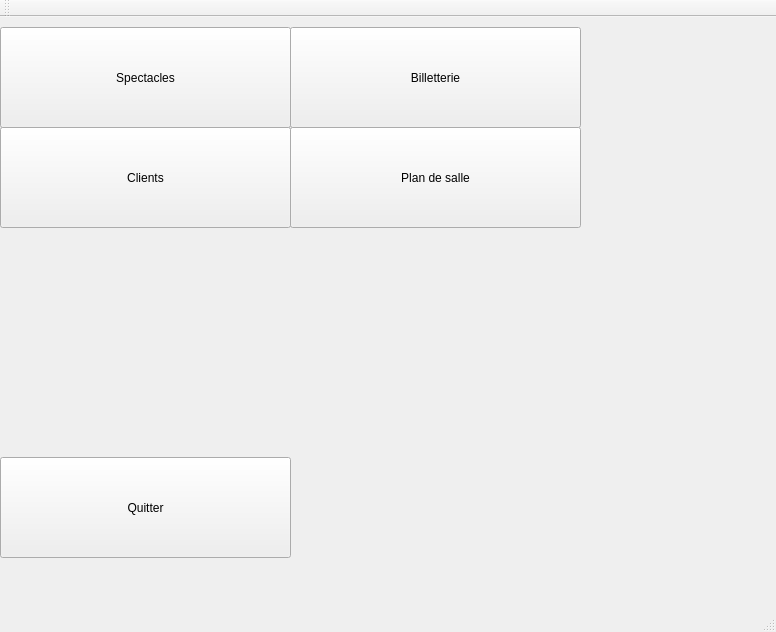
Old version of the form FestiClicC/accueil.ui in the repository FestiClic/FestiClic3.
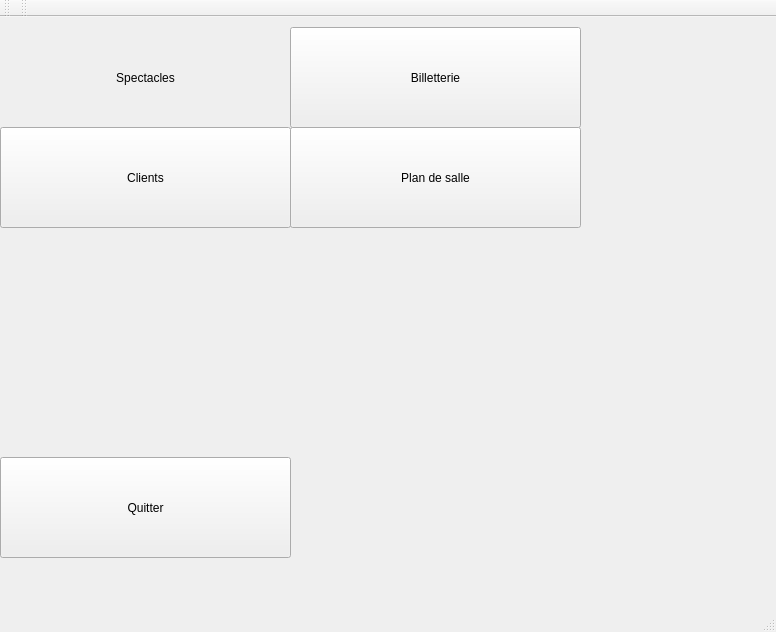
New version of the form. Icons and pictures are not drawn.

Diff of the .ui file:
```diff
--- a/FestiClicC/accueil.ui
+++ b/FestiClicC/accueil.ui
@@ -23,6 +23,16 @@
       <height>101</height>
      </rect>
     </property>
+    <property name="styleSheet">
+     <string notr="true">#aBtnSpectacles{
+    background-color: transparent;
+    border-image: url(:C:/Users/Mourad/Desktop/ADAI/PHOTOS/Spactacle.jpg);
+    background: none;
+    border: none;
+    background-repeat: no-repeat 
+
+}</string>
+    </property>
     <property name="text">
      <string>Spectacles</string>
     </property>
@@ -99,6 +109,17 @@
    </attribute>
   </widget>
   <widget class="QStatusBar" name="statusBar"/>
+  <widget class="QToolBar" name="toolBar">
+   <property name="windowTitle">
+    <string>toolBar</string>
+   </property>
+   <attribute name="toolBarArea">
+    <enum>TopToolBarArea</enum>
+   </attribute>
+   <attribute name="toolBarBreak">
+    <bool>false</bool>
+   </attribute>
+  </widget>
  </widget>
  <layoutdefault spacing="6" margin="11"/>
  <resources/>
```
